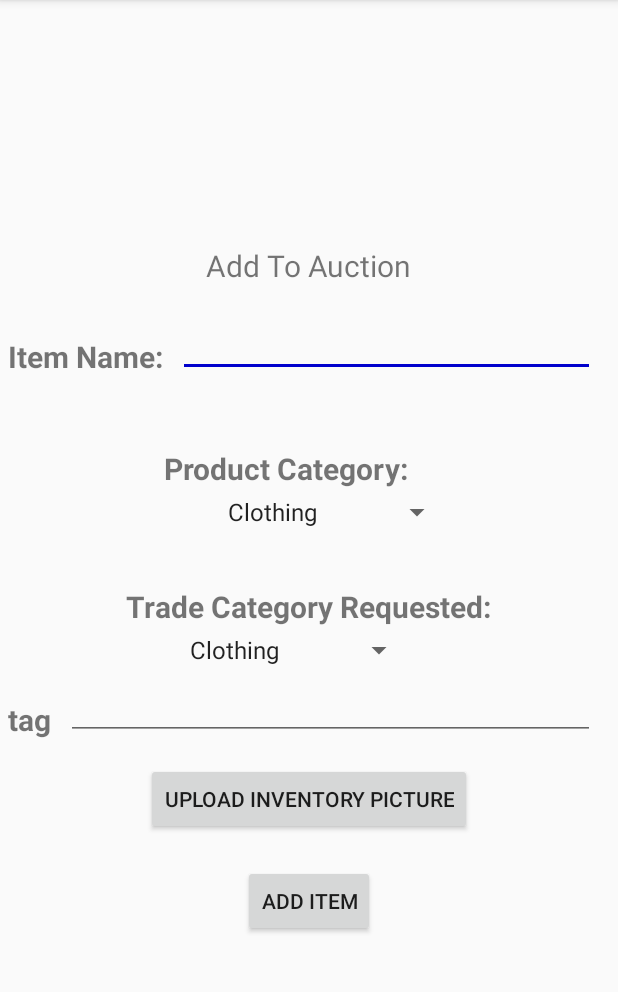
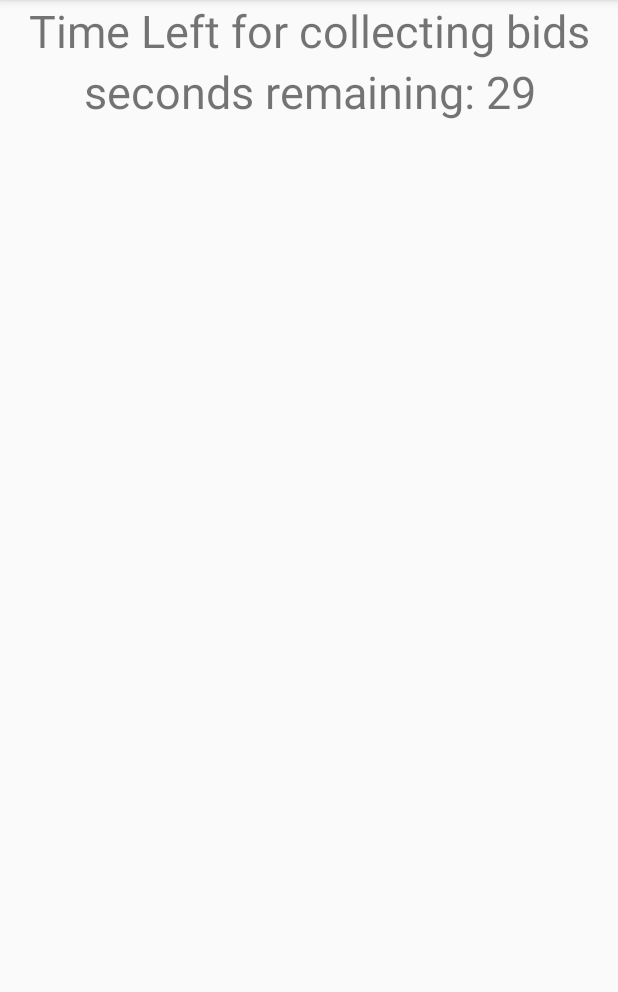
Before and after one commit to avtarbams/PaceXchange, an Android app: the AddAuctionItemActivity screen opened directly, with no data from a screen before it, after a tap on "ADD ITEM", on a phone screen of 412 x 824 dp, the part 84-1076 px from its top. Run offline under Robolectric (Android 15) with nearby library versions, the phone set to English and light mode, and no system bars; our stand-ins replace Firebase (no records; nobody signed in at launch, a user with empty details on screens opened directly); libraries missing offline, so code that uses them is left out: com.github.ybq.android; plain views replace SpinKitView; 2 statements that could not run were skipped.

Commit message:
Added Seller Auction Waiting time

```diff
--- a/app/src/main/AndroidManifest.xml
+++ b/app/src/main/AndroidManifest.xml
@@ -26,7 +26,8 @@
         android:roundIcon="@mipmap/ic_launcher_round"
         android:supportsRtl="true"
         android:theme="@style/AppTheme">
-        <activity android:name=".BidInAuction"></activity>
+        <activity android:name=".ViewBids"></activity>
+        <activity android:name=".BidInAuction" />
         <activity
             android:name=".AuctionActivity"
             android:parentActivityName=".UserProfileActivity" />
--- a/app/src/main/java/com/example/paceexchange/AddAuctionItemActivity.java
+++ b/app/src/main/java/com/example/paceexchange/AddAuctionItemActivity.java
@@ -248,8 +248,15 @@ public class AddAuctionItemActivity extends AppCompatActivity {
                 getNewItemData();
                 addItemToFirebaseAuctionInventory();
                 displayNotification();
+                navigateToWaitingPage();
             }
         });
+    }
+
+    public void navigateToWaitingPage()
+    {
+        Intent intent = new Intent(this, ViewBids.class);
+        startActivity(intent);
     }
 
     public void setOnItemMenuClickListener() {
--- /dev/null
+++ b/app/src/main/java/com/example/paceexchange/ViewBids.java
@@ -0,0 +1,34 @@
+package com.example.paceexchange;
+
+import android.os.CountDownTimer;
+import android.os.Handler;
+import android.os.HandlerThread;
+import android.os.Looper;
+import android.support.v7.app.AppCompatActivity;
+import android.os.Bundle;
+import android.widget.TextView;
+
+public class ViewBids extends AppCompatActivity {
+
+    private TextView mBidTimerTextView;
+
+    @Override
+    protected void onCreate(Bundle savedInstanceState) {
+        super.onCreate(savedInstanceState);
+        setContentView(R.layout.activity_view_bids);
+        mBidTimerTextView = findViewById(R.id.bidCollectionTimerTextView);
+       startTimer();
+    }
+
+    public void startTimer(){
+        new CountDownTimer(30000, 1000) {
+            public void onTick(long millisUntilFinished) {
+                mBidTimerTextView.setText("seconds remaining: " + millisUntilFinished / 1000);
+            }
+
+            public void onFinish() {
+                mBidTimerTextView.setText("done!");
+            }
+        }.start();
+    }
+}
--- /dev/null
+++ b/app/src/main/res/layout/activity_view_bids.xml
@@ -0,0 +1,26 @@
+<?xml version="1.0" encoding="utf-8"?>
+<LinearLayout xmlns:android="http://schemas.android.com/apk/res/android"
+    xmlns:app="http://schemas.android.com/apk/res-auto"
+    xmlns:tools="http://schemas.android.com/tools"
+    android:layout_width="match_parent"
+    android:layout_height="match_parent"
+    tools:context=".ViewBids"
+    android:orientation="vertical">
+
+    <TextView
+        android:id="@+id/bidCollectionTextView"
+        android:layout_width="match_parent"
+        android:layout_height="wrap_content"
+        android:text="@string/time_left_for_collecting_bids"
+        android:textSize="30sp"
+        android:gravity="center"/>
+
+    <TextView
+        android:id="@+id/bidCollectionTimerTextView"
+        android:layout_width="match_parent"
+        android:layout_height="wrap_content"
+        android:textSize="30sp"
+        android:gravity="center"/>
+
+
+</LinearLayout>
--- a/app/src/main/res/values/strings.xml
+++ b/app/src/main/res/values/strings.xml
@@ -71,6 +71,7 @@
     <string name="tag">tag</string>
     <string name="add_item_to_bid">Add Item To Bid</string>
     <string name="place_bid">Place Bid</string>
+    <string name="time_left_for_collecting_bids">Time Left for collecting bids</string>
     <string-array name="item_array">
         <item>Clothing</item>
         <item>Books</item>
```
